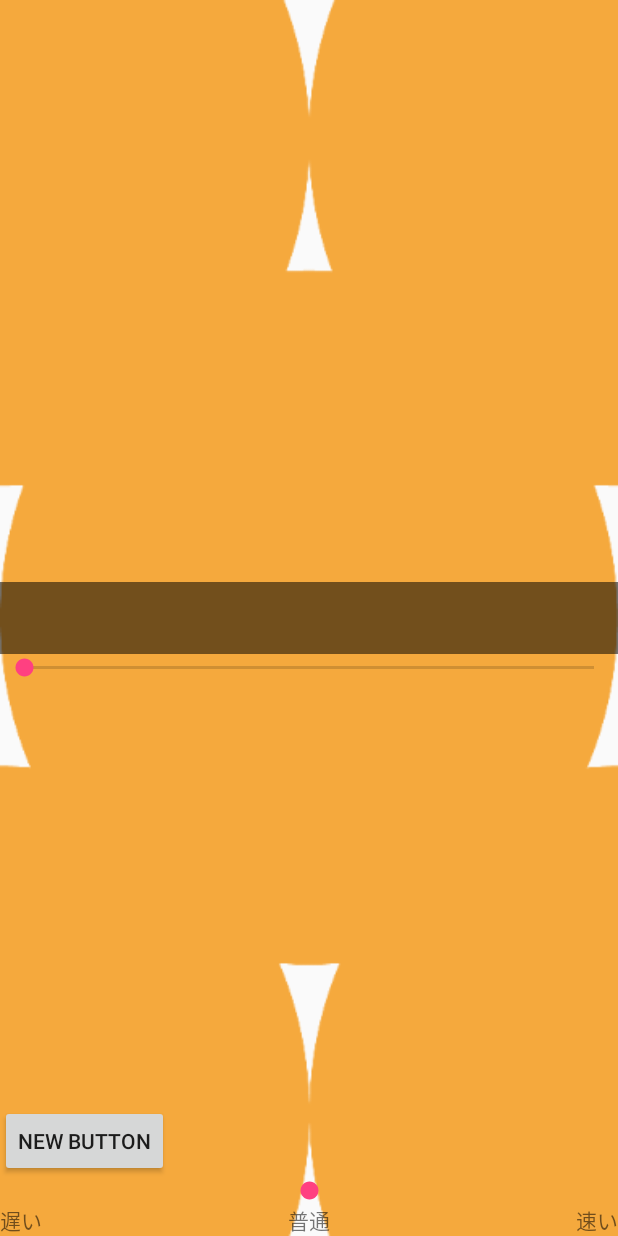
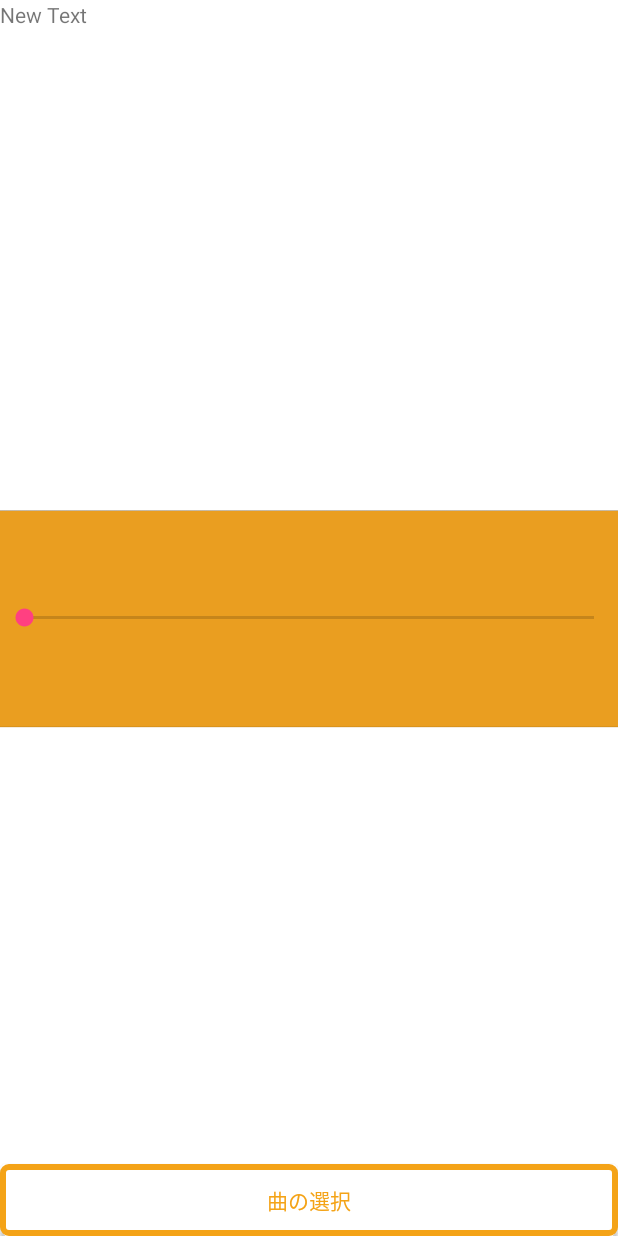
Before and after one commit to AsukaTakemura1289/tyarin, an Android app: the EqualizerActivity screen opened directly, with no data from a screen before it, on a phone screen of 412 x 824 dp. Run offline under Robolectric (Android 15) with nearby library versions, the phone set to English and light mode, and no system bars.

Commit message:
フォルダーから

```diff
--- a/app/build.gradle
+++ b/app/build.gradle
@@ -6,7 +6,7 @@ android {
 
     defaultConfig {
         applicationId "com.lifeistech.android.clerkcall"
-        minSdkVersion 15
+        minSdkVersion 23
         targetSdkVersion 23
         versionCode 1
         versionName "1.0"
--- a/app/src/main/AndroidManifest.xml
+++ b/app/src/main/AndroidManifest.xml
@@ -5,6 +5,7 @@
 
     <uses-permission android:name="android.permission.RECORD_AUDIO" />
     <uses-permission android:name="android.permission.WRITE_EXTERNAL_STORAGE" />
+    <uses-permission android:name="android.permission.READ_EXTERNAL_STORAGE"/>
 
     <application
         android:allowBackup="true"
--- a/app/src/main/java/com/lifeistech/android/clerkcall/EqualizerActivity.java
+++ b/app/src/main/java/com/lifeistech/android/clerkcall/EqualizerActivity.java
@@ -1,11 +1,17 @@
 package com.lifeistech.android.clerkcall;
 
 import android.annotation.TargetApi;
+import android.app.Activity;
 import android.content.Intent;
+import android.database.Cursor;
 import android.media.MediaPlayer;
+import android.media.PlaybackParams;
+import android.media.SoundPool;
 import android.media.audiofx.Equalizer;
 import android.net.Uri;
 import android.os.Build;
+import android.provider.MediaStore;
+import android.support.v4.app.ActivityCompat;
 import android.support.v7.app.AppCompatActivity;
 import android.os.Bundle;
 import android.util.Log;
@@ -13,42 +19,71 @@ import android.view.MotionEvent;
 import android.view.View;
 import android.widget.MediaController;
 import android.widget.SeekBar;
+import android.widget.TextView;
 
+import org.w3c.dom.Text;
+
+import java.io.File;
 import java.io.IOException;
 import java.io.UnsupportedEncodingException;
 import java.net.URLDecoder;
+import java.util.jar.Manifest;
 
 public class EqualizerActivity extends AppCompatActivity implements MediaController.MediaPlayerControl {
     private MediaPlayer mMediaPlayer;
     private MediaController mPlayerControl;
+    private SoundPool mSoundPool;
     private final static int CHOSE_FILE_CODE = 12345;
     String decodedfilePath;
     Equalizer mEqualizer;
     SeekBar mSeekbar;
     SeekBar mSeekbar2;
+    TextView textview;
 
     @Override
     protected void onCreate(Bundle savedInstanceState) {
         super.onCreate(savedInstanceState);
         setContentView(R.layout.activity_equalizer);
-        mPlayerControl = (MediaController) findViewById(R.id.mediaController);
         mSeekbar = (SeekBar) findViewById(R.id.seekBar);
         mSeekbar2 = (SeekBar) findViewById(R.id.seekBar2);
+        textview  = (TextView)findViewById(R.id.textView);
 //        mSeekbar3 = (SeekBar)findViewById(R.id.seekBar3);
         mMediaPlayer = new MediaPlayer();
 
 
-        //ファイルの指定
-        String filename = "android.resource://" + getPackageName() + "/"
-                + R.raw.kimi;
+        ActivityCompat.requestPermissions(this, new String[]{android.Manifest.permission.READ_EXTERNAL_STORAGE}, 0);
 
+
+    }
+
+    public void chose(View v) {
+        Intent intent = new Intent(Intent.ACTION_GET_CONTENT);
+        intent.setType("file/*");
+        startActivityForResult(intent, CHOSE_FILE_CODE);
+    }
+
+    @Override
+    protected void onActivityResult(int requestCode, int resultCode, Intent data) {
+
+        if (requestCode == CHOSE_FILE_CODE && resultCode == RESULT_OK) {
+
+            String[] proj = {MediaStore.Audio.Media.DATA};
+            Cursor cursor = this.getContentResolver().query(Uri.parse(data.getDataString()), proj, null, null, null);
+            cursor.moveToFirst();
+
+            String path = cursor.getString(cursor.getColumnIndexOrThrow(MediaStore.Audio.Media.DATA));
+
+            cursor.close();
+
+            File file = new File(path);
+           textview.setText(file.getName());
 
 
             //エラーが起きてもおちないようにする
             try {
-                mMediaPlayer.setDataSource(this, Uri.parse(filename));
+                mMediaPlayer.reset();
+                mMediaPlayer.setDataSource(path);
                 mMediaPlayer.prepareAsync();
-                mPlayerControl.setMediaPlayer(this);
             } catch (IllegalStateException e) {
                 e.printStackTrace();
             } catch (SecurityException e) {
@@ -98,27 +133,27 @@ public class EqualizerActivity extends AppCompatActivity implements MediaControl
 
             Log.d(EqualizerActivity.class.getSimpleName(), "seekbar2");
 
-        mSeekbar2.setOnTouchListener(new View.OnTouchListener() {
-            @TargetApi(Build.VERSION_CODES.M)
-            public boolean onTouch(View v, MotionEvent event) {
-                if (event.getAction() == MotionEvent.ACTION_UP) {
-//                    PlaybackParams params = new PlaybackParams();
-//                    int progress = mSeekbar2.getProgress() - 5;
-//                    if (progress > 0) {
-//                        // 早くする
-//                        params.setSpeed(2.0f);
-//                    } else if(progress < 0) {
-//                        //  遅くする
-//                        params.setSpeed(0.5f);
-//                    } else {
-//                        // 普通
-//                        params.setSpeed(1.0f);
+//            mSeekbar2.setOnTouchListener(new View.OnTouchListener() {
+//                @TargetApi(Build.VERSION_CODES.M)
+//                public boolean onTouch(View v, MotionEvent event) {
+//                    if (event.getAction() == MotionEvent.ACTION_UP) {
+////                    PlaybackParams params = new PlaybackParams();
+////                    int progress = mSeekbar2.getProgress() - 5;
+////                    if (progress > 0) {
+////                        // 早くする
+////                        params.setSpeed(2.0f);
+////                    } else if(progress < 0) {
+////                        //  遅くする
+////                        params.setSpeed(0.5f);
+////                    } else {
+////                        // 普通
+////                        params.setSpeed(1.0f);
+////                    }
+////                    mMediaPlayer.setPlaybackParams(params);
 //                    }
-//                    mMediaPlayer.setPlaybackParams(params);
-                }
-                return true;
-            }
-        });
+//                    return true;
+//                }
+//            });
 
 
             mMediaPlayer.start();
@@ -126,31 +161,28 @@ public class EqualizerActivity extends AppCompatActivity implements MediaControl
 
             Log.d(EqualizerActivity.class.getSimpleName(), "load media player");
 
+        }
 
     }
 
-    public void chose(View v) {
-        Intent intent = new Intent(Intent.ACTION_GET_CONTENT);
-        intent.setType("file/*");
-        startActivityForResult(intent, CHOSE_FILE_CODE);
-    }
-
-    @Override
-    protected void onActivityResult(int requestCode, int resultCode, Intent data) {
-
-        if (requestCode == CHOSE_FILE_CODE && resultCode == RESULT_OK) {
-            String filePath = data.getDataString().replace("file://", "");
-            decodedfilePath = null;
-            try {
-                decodedfilePath = URLDecoder.decode(filePath, "utf-8");
-            } catch (UnsupportedEncodingException e) {
-                e.printStackTrace();
-            }
-            Log.d("TAG", decodedfilePath);
-
-        }
-    }
-
+//    public void slowly(View v) {
+//
+//        mSoundPool.play(, 1.0f, 1.0f, 1, 0, 1);
+//
+//    }
+//
+//    public void usually(View v) {
+//
+//        mSoundPool.play(R.raw.kimi, 1.0f, 1.0f, 1, 0, 1);
+//
+//    }
+//
+//    public void fast(View v) {
+//        PlaybackParams params = new PlaybackParams();
+//        params.setSpeed(2.f);
+//        mMediaPlayer.setPlaybackParams(params);
+//
+//    }
 
     @Override
     public void start() {
--- a/app/src/main/res/layout/activity_equalizer.xml
+++ b/app/src/main/res/layout/activity_equalizer.xml
@@ -4,81 +4,35 @@
     android:layout_width="match_parent"
     android:layout_height="match_parent"
     tools:context="com.lifeistech.android.clerkcall.EqualizerActivity"
-    android:background="@drawable/tyarin">
-
-    <MediaController
-        android:id="@+id/mediaController"
-        android:layout_width="match_parent"
-        android:layout_height="48dp"
-        android:layout_gravity="center"
-        android:background="#8000"
-        android:layout_centerInParent="true" />
-
-    <SeekBar
-        android:id="@+id/seekBar"
-        android:layout_width="fill_parent"
-        android:layout_height="wrap_content"
-        android:layout_gravity="right|center_vertical"
-        android:indeterminate="false"
-        android:layout_below="@+id/mediaController" />
+    android:background="@drawable/ab">
 
     <FrameLayout
         android:layout_width="match_parent"
         android:layout_height="match_parent">
 
-        <LinearLayout
-            android:orientation="vertical"
+        <TextView
+            android:layout_width="match_parent"
+            android:layout_height="50dp"
+            android:text="New Text"
+            android:id="@+id/textView" />
+
+        <SeekBar
+            android:id="@+id/seekBar"
+            android:layout_width="fill_parent"
+            android:layout_height="wrap_content"
+            android:indeterminate="false"
+            android:layout_centerInParent="true"
+            android:layout_gravity="center_vertical" />
+
+        <Button
             android:layout_width="match_parent"
             android:layout_height="wrap_content"
-            android:layout_gravity="bottom">
-
-            <Button
-                android:layout_width="wrap_content"
-                android:layout_height="wrap_content"
-                android:text="New Button"
-                android:id="@+id/button4"
-                android:onClick="chose"/>
-
-            <RelativeLayout
-                android:layout_width="match_parent"
-                android:layout_height="wrap_content"
-                android:layout_gravity="bottom"
-                android:orientation="vertical">
-
-                <SeekBar
-                    android:id="@+id/seekBar2"
-                    android:layout_width="fill_parent"
-                    android:layout_height="wrap_content"
-                    android:layout_gravity="right|bottom"
-                    android:max="10"
-                    android:progress="5"
-                    android:progressDrawable="@drawable/seekbar_speed" />
-
-                <TextView
-                    android:layout_width="wrap_content"
-                    android:layout_height="wrap_content"
-                    android:layout_below="@+id/seekBar2"
-                    android:text="遅い" />
-
-                <TextView
-                    android:layout_width="wrap_content"
-                    android:layout_height="wrap_content"
-                    android:layout_below="@+id/seekBar2"
-                    android:layout_centerHorizontal="true"
-                    android:text="普通" />
-
-                <TextView
-                    android:layout_width="wrap_content"
-                    android:layout_height="wrap_content"
-                    android:layout_alignParentRight="true"
-                    android:layout_below="@+id/seekBar2"
-                    android:text="速い" />
-
-
-            </RelativeLayout>
-
-        </LinearLayout>
-
+            android:text="曲の選択"
+            android:id="@+id/button4"
+            android:onClick="chose"
+            android:textColor="#f4a317"
+            android:background="@drawable/btn_record"
+            android:layout_gravity="bottom" />
     </FrameLayout>
 
 </RelativeLayout>
```
Also changed, not shown: app/src/main/res/drawable-xxxhdpi/ab.png (added), app/src/main/res/drawable-xxxhdpi/abc.png (added), app/src/main/res/mipmap-xhdpi/abc.png (added), app/src/main/res/mipmap-xhdpi/abcde.png (added). Lines whose indentation alone changed are shown as unchanged.
